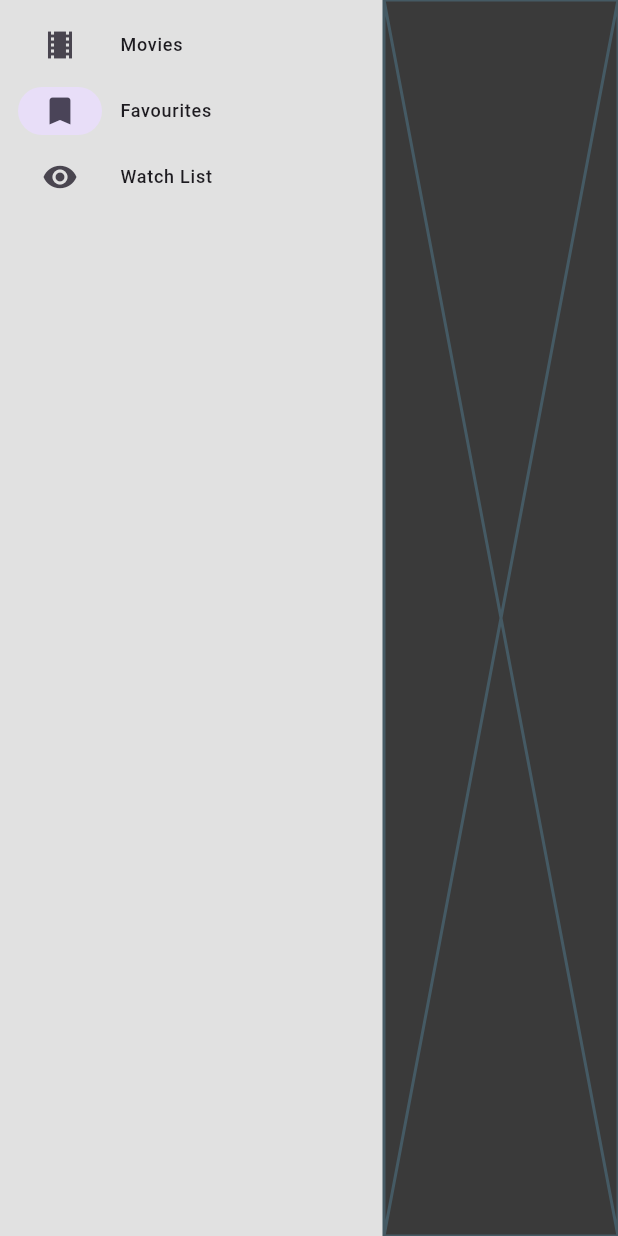
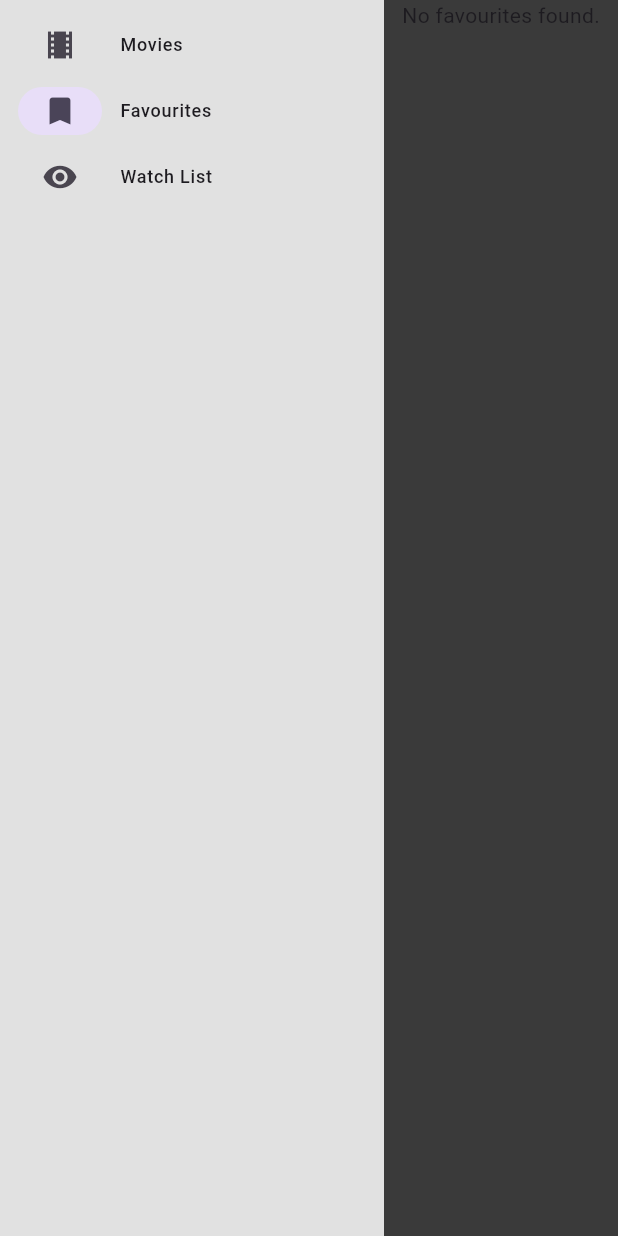
Before and after one commit to MattShape/movie-shape, a Flutter app: the screen it shows after launch, after a tap on "Favourites", on a phone screen of 412 x 824 dp. Run offline on Flutter 3.47's test engine with Material 3 defaults, Android fonts, the light colour scheme and no system bars; our stand-ins replace google_fonts, shared_preferences.

Commit message:
Add favourites page
TODO: Styling

```diff
--- a/movie_shape/lib/views/pages/favourites_page.dart
+++ b/movie_shape/lib/views/pages/favourites_page.dart
@@ -0,0 +1,81 @@
+import 'package:flutter/material.dart';
+import 'package:movie_shape/models/film.dart';
+import 'package:shared_preferences/shared_preferences.dart';
+import 'dart:convert';
+
+class FavouritesPage extends StatefulWidget {
+  const FavouritesPage({super.key});
+
+  @override
+  State<FavouritesPage> createState() => _FavouritesPageState();
+}
+
+class _FavouritesPageState extends State<FavouritesPage> {
+  late Future<List<Film>> _favouriteFilmsFuture;
+
+  @override
+  void initState() {
+    super.initState();
+    _favouriteFilmsFuture = loadFavourites();
+  }
+
+  @override
+  Widget build(BuildContext context) {
+    return Scaffold(
+      body: SingleChildScrollView(
+        child: Column(
+          children: [
+            FutureBuilder<List<Film>>(
+              future: _favouriteFilmsFuture,
+              builder: (context, snapshot) {
+                if (snapshot.connectionState == ConnectionState.waiting) {
+                  // waiting
+                  return Center(child: CircularProgressIndicator());
+                } else if (snapshot.hasError) {
+                  // no data
+                  return Center(child: Text('Error: ${snapshot.error}'));
+                } else if (!snapshot.hasData || snapshot.data!.isEmpty) {
+                  // data but empty favourites list
+                  return Center(child: Text('No favourites found.'));
+                } else {
+                  // favourites list
+                  List<Film> favouriteFilms = snapshot.data!;
+                  return ListView.builder(
+                    shrinkWrap: true,
+                    physics: NeverScrollableScrollPhysics(),
+                    itemCount: favouriteFilms.length,
+                    itemBuilder: (context, index) {
+                      final film = favouriteFilms[index];
+
+                      return ListTile(
+                        title: Text(film.title),
+                        subtitle: Text(film.year),
+                        leading: Image.network(film.poster),
+                      );
+                    },
+                  );
+                }
+              },
+            ),
+          ],
+        ),
+      ),
+    );
+  }
+
+  Future<List<Film>> loadFavourites() async {
+    final prefs = await SharedPreferences.getInstance();
+    List<String> favouritesFromPrefs = prefs.getStringList("favourites") ?? [];
+
+    if (favouritesFromPrefs.isEmpty) {
+      print("Nothing in favourites");
+      return [];
+    }
+
+    List<Film> favouriteFilms = favouritesFromPrefs.map((jsonString) {
+      return Film.fromCustomJson(jsonDecode(jsonString));
+    }).toList();
+
+    return favouriteFilms;
+  }
+}
--- a/movie_shape/lib/views/widgets/nav_rail.dart
+++ b/movie_shape/lib/views/widgets/nav_rail.dart
@@ -1,6 +1,10 @@
 import 'package:flutter/material.dart';
 import 'package:movie_shape/helpers/constants.dart';
+import 'package:movie_shape/views/pages/favourites_page.dart';
 import 'package:movie_shape/views/pages/home_page.dart';
+import 'package:movie_shape/views/pages/film_detail_page.dart';
+import 'package:movie_shape/models/film.dart';
+import 'package:movie_shape/repository/film_repo.dart';
 
 class NavRail extends StatefulWidget {
   const NavRail({super.key});
@@ -17,7 +21,7 @@ class _NavRailState extends State<NavRail> {
       case 0:
         return HomePage();
       case 1:
-        return Placeholder();
+        return FavouritesPage();
       case 2:
         return Placeholder();
       default:
```
